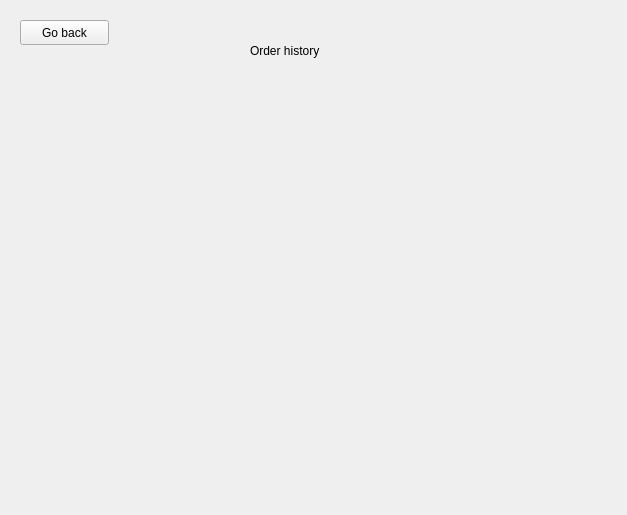
Before: the Qt Designer form sdi_app/gui/menu_forwarder.ui in FratiaXd/SDI, drawn with Qt 5.
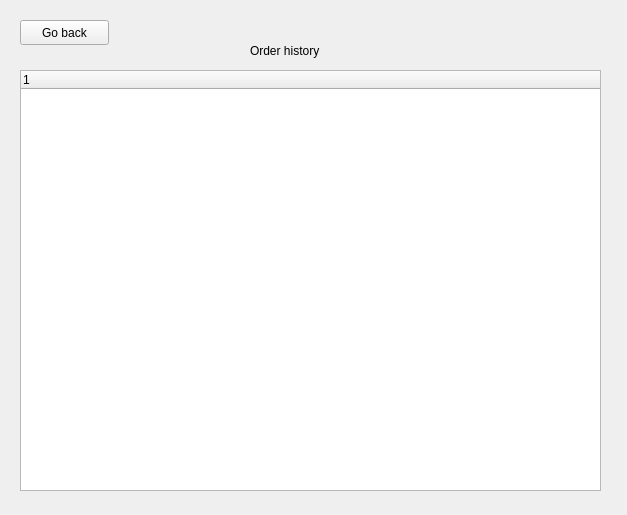
After: the same form once the commit is applied. The open tabs and pages were chosen to show the change.

Patch:
```diff
--- a/sdi_app/gui/menu_forwarder.ui
+++ b/sdi_app/gui/menu_forwarder.ui
@@ -175,6 +175,21 @@
       <string>Go back</string>
      </property>
     </widget>
+    <widget class="QTreeWidget" name="treeWidget">
+     <property name="geometry">
+      <rect>
+       <x>20</x>
+       <y>70</y>
+       <width>581</width>
+       <height>421</height>
+      </rect>
+     </property>
+     <column>
+      <property name="text">
+       <string notr="true">1</string>
+      </property>
+     </column>
+    </widget>
    </widget>
   </widget>
  </widget>
```
